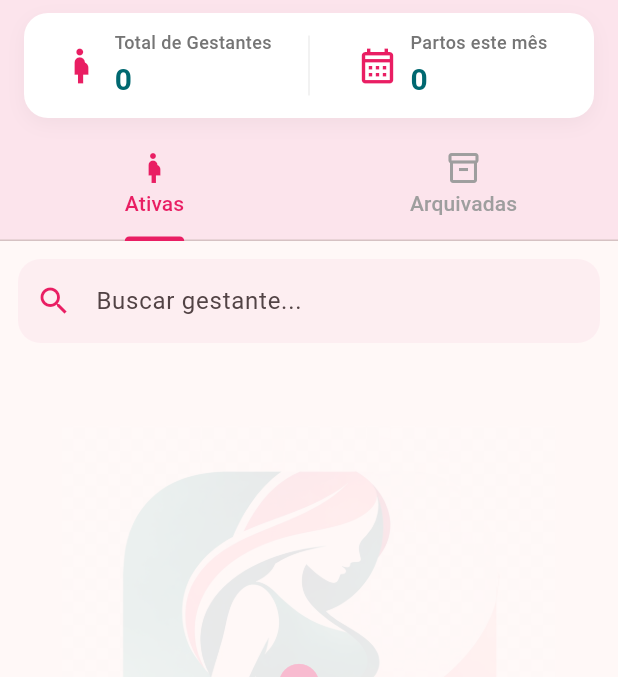
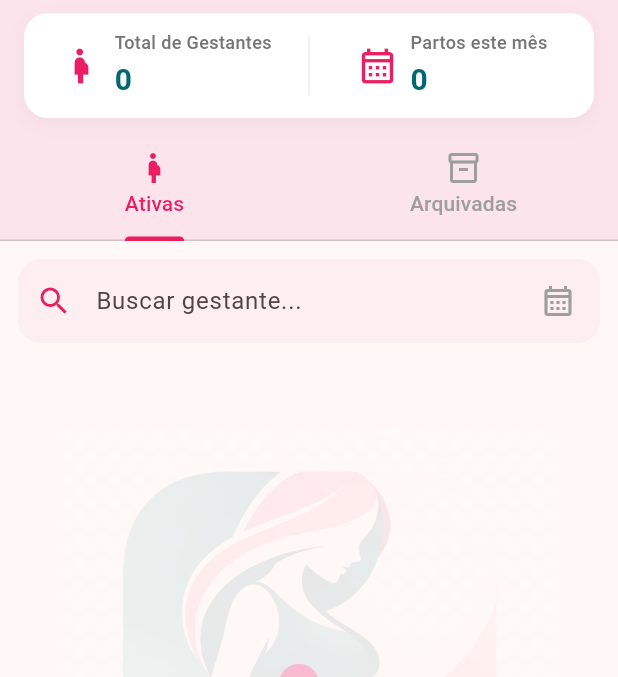
Before and after one commit to vitorlobo13/testenascermais, a Flutter app: the screen it shows once a user with an empty profile is signed in, on a phone screen of 412 x 824 dp, the part 44-721 px from its top. Run offline on Flutter 3.47's test engine with Material 3 defaults, Android fonts, the phone set to English and light mode, and no system bars; our stand-ins replace cloud_firestore, firebase_auth, firebase_core, firebase_storage, flutter_local_notifications, image_cropper and 2 more; accounts and stored records are empty.

Commit message:
Add files via upload

```diff
--- a/lib/screens/ajustes_screen.dart
+++ b/lib/screens/ajustes_screen.dart
@@ -51,7 +51,7 @@ class AjustesScreen extends StatelessWidget {
                   'Nascer+ Beta',
                   style: TextStyle(fontSize: 22, fontWeight: FontWeight.bold),
                 ),
-                Text('Versão 3.0.3', style: TextStyle(color: Colors.grey)),
+                Text('Versão 3.0.4', style: TextStyle(color: Colors.grey)),
                 SizedBox(height: 10),
                 Text(
                   'Obrigado por participar dos testes! Seu feedback é fundamental para o crescimento deste projeto.',
@@ -88,6 +88,7 @@ class AjustesScreen extends StatelessWidget {
           _buildGuiaItem(Icons.child_friendly, 'Marcar Nascimento', 'Altere o status da gestante para pós-parto clicando nesse botão.'),
           _buildGuiaItem(Icons.attach_money, 'Financeiro', 'Defina o valor do contrato e registre cada pagamento recebido para ter controle total.'),
           _buildGuiaItem(Icons.search, 'Busca', 'Use a barra de busca no topo para encontrar rapidamente qualquer gestante pelo nome.'),
+          _buildGuiaItem(Icons.calendar_month_outlined, 'Filtro Mensal', 'Filtre as gestantes pelo mês provável do parto (DPP) clicando no ícone de calendário na busca, exibindo previsões e estatísticas específicas para o mês.'),
           _buildGuiaItem(Icons.delete_sweep, 'Excluir', 'Arraste uma ficha para a esquerda na lista principal para excluí-la permanentemente.'),
 
           if (GestantesProvider.usarFirebase) ...[
--- a/lib/screens/home_screen.dart
+++ b/lib/screens/home_screen.dart
@@ -17,6 +17,7 @@ class _HomeScreenState extends State<HomeScreen> with SingleTickerProviderStateM
   late TabController _tabController;
   final TextEditingController _buscaController = TextEditingController();
   final _imageProviderService = ImageProviderService();
+  int? _selectedMonth;
 
   @override
   void initState() {
@@ -92,6 +93,31 @@ class _HomeScreenState extends State<HomeScreen> with SingleTickerProviderStateM
       return !g.arquivada && g.dppFinal.month == agora.month && g.dppFinal.year == agora.year;
     }).length;
 
+    // Calcula os partos previstos por mês (apenas gestantes ativas)
+    final Map<int, int> partosPorMes = {};
+    for (var g in gestantes) {
+      if (!g.arquivada) {
+        final m = g.dppFinal.month;
+        partosPorMes[m] = (partosPorMes[m] ?? 0) + 1;
+      }
+    }
+
+    // Define os textos e valores dinâmicos do segundo card baseados no filtro de mês
+    final String labelPartosMesa;
+    final int contagemPartosMesa;
+    if (_selectedMonth == null) {
+      labelPartosMesa = 'Partos este mês';
+      contagemPartosMesa = partosEsteMes;
+    } else {
+      const nomesMesesCompletos = [
+        'Janeiro', 'Fevereiro', 'Março', 'Abril', 'Maio', 'Junho',
+        'Julho', 'Agosto', 'Setembro', 'Outubro', 'Novembro', 'Dezembro'
+      ];
+      final nomeMes = nomesMesesCompletos[_selectedMonth! - 1];
+      labelPartosMesa = 'Partos em $nomeMes';
+      contagemPartosMesa = partosPorMes[_selectedMonth!] ?? 0;
+    }
+
     final query = _buscaController.text;
     final bool mostrarArquivadas = _tabController.index == 1;
 
@@ -99,7 +125,8 @@ class _HomeScreenState extends State<HomeScreen> with SingleTickerProviderStateM
     final gestantesFiltradas = gestantes.where((g) {
       final matchesQuery = g.nome.toLowerCase().contains(query.toLowerCase());
       final matchesStatus = g.arquivada == mostrarArquivadas;
-      return matchesQuery && matchesStatus;
+      final matchesMonth = _selectedMonth == null || g.dppFinal.month == _selectedMonth;
+      return matchesQuery && matchesStatus && matchesMonth;
     }).toList();
 
     gestantesFiltradas.sort((a, b) => a.dppFinal.compareTo(b.dppFinal));
@@ -174,7 +201,7 @@ class _HomeScreenState extends State<HomeScreen> with SingleTickerProviderStateM
                         width: 1,
                         color: Colors.grey.shade200,
                       ),
-                      // Partos este mês
+                      // Partos do mês selecionado
                       Expanded(
                         child: Row(
                           mainAxisAlignment: MainAxisAlignment.center,
@@ -190,7 +217,7 @@ class _HomeScreenState extends State<HomeScreen> with SingleTickerProviderStateM
                               crossAxisAlignment: CrossAxisAlignment.start,
                               children: [
                                 Text(
-                                  'Partos este mês',
+                                  labelPartosMesa,
                                   style: TextStyle(
                                     fontSize: 12,
                                     color: Colors.grey.shade600,
@@ -199,7 +226,7 @@ class _HomeScreenState extends State<HomeScreen> with SingleTickerProviderStateM
                                 ),
                                 const SizedBox(height: 2),
                                 Text(
-                                  '$partosEsteMes',
+                                  '$contagemPartosMesa',
                                   style: const TextStyle(
                                     fontSize: 20,
                                     fontWeight: FontWeight.bold,
@@ -254,6 +281,89 @@ class _HomeScreenState extends State<HomeScreen> with SingleTickerProviderStateM
                   decoration: InputDecoration(
                     hintText: 'Buscar gestante...',
                     prefixIcon: const Icon(Icons.search, color: Colors.pink),
+                    suffixIcon: Row(
+                      mainAxisSize: MainAxisSize.min,
+                      children: [
+                        if (_buscaController.text.isNotEmpty)
+                          IconButton(
+                            icon: const Icon(Icons.clear, color: Colors.grey, size: 20),
+                            onPressed: () {
+                              _buscaController.clear();
+                              setState(() {});
+                            },
+                          ),
+                        if (_selectedMonth != null) ...[
+                          GestureDetector(
+                            onTap: () {
+                              setState(() {
+                                _selectedMonth = null;
+                              });
+                            },
+                            child: Container(
+                              padding: const EdgeInsets.symmetric(horizontal: 8, vertical: 4),
+                              decoration: BoxDecoration(
+                                color: Colors.pink.shade100.withOpacity(0.6),
+                                borderRadius: BorderRadius.circular(10),
+                              ),
+                              child: Row(
+                                children: [
+                                  Text(
+                                    const ['Jan', 'Fev', 'Mar', 'Abr', 'Mai', 'Jun', 'Jul', 'Ago', 'Set', 'Out', 'Nov', 'Dez'][_selectedMonth! - 1],
+                                    style: const TextStyle(
+                                      color: Colors.pink,
+                                      fontWeight: FontWeight.bold,
+                                      fontSize: 12,
+                                    ),
+                                  ),
+                                  const SizedBox(width: 4),
+                                  const Icon(Icons.close, size: 14, color: Colors.pink),
+                                ],
+                              ),
+                            ),
+                          ),
+                        ],
+                        PopupMenuButton<int?>(
+                          icon: Icon(
+                            Icons.calendar_month_outlined,
+                            color: _selectedMonth != null ? Colors.pink : Colors.grey,
+                          ),
+                          tooltip: 'Filtrar por mês de DPP',
+                          onSelected: (int? month) {
+                            setState(() {
+                              _selectedMonth = month;
+                            });
+                          },
+                          itemBuilder: (BuildContext context) => [
+                            const PopupMenuItem<int?>(
+                              value: null,
+                              child: Text('Todos os meses'),
+                            ),
+                            ...List.generate(12, (index) {
+                              final monthIndex = index + 1;
+                              const nomesMesesCompletos = [
+                                'Janeiro', 'Fevereiro', 'Março', 'Abril', 'Maio', 'Junho',
+                                'Julho', 'Agosto', 'Setembro', 'Outubro', 'Novembro', 'Dezembro'
+                              ];
+                              final count = partosPorMes[monthIndex] ?? 0;
+                              final label = count > 0
+                                  ? '${nomesMesesCompletos[index]} ($count)'
+                                  : nomesMesesCompletos[index];
+                              return PopupMenuItem<int?>(
+                                value: monthIndex,
+                                child: Text(
+                                  label,
+                                  style: TextStyle(
+                                    color: _selectedMonth == monthIndex ? Colors.pink : Colors.black87,
+                                    fontWeight: _selectedMonth == monthIndex ? FontWeight.bold : FontWeight.normal,
+                                  ),
+                                ),
+                              );
+                            }),
+                          ],
+                        ),
+                        const SizedBox(width: 4),
+                      ],
+                    ),
                     border: OutlineInputBorder(borderRadius: BorderRadius.circular(15), borderSide: BorderSide.none),
                     filled: true,
                     fillColor: Colors.pink.shade50.withOpacity(0.5),
```
